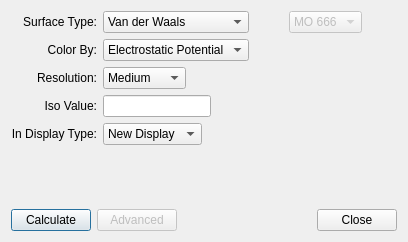
The window that libavogadro/src/extensions/surfacedialog.ui (cryos/avogadro) describes before a commit, drawn with Qt 5.
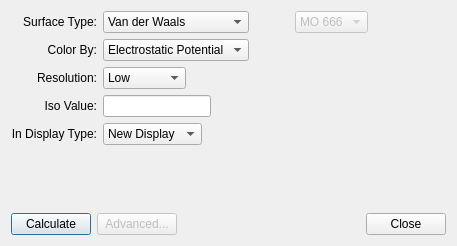
The same window after the commit.

Commit message: Added some translation context, particularly for surfacedialog.ui

What changed in the file:
```diff
--- a/libavogadro/src/extensions/surfacedialog.ui
+++ b/libavogadro/src/extensions/surfacedialog.ui
@@ -6,8 +6,8 @@
    <rect>
     <x>0</x>
     <y>0</y>
-    <width>408</width>
-    <height>242</height>
+    <width>457</width>
+    <height>246</height>
    </rect>
   </property>
   <property name="windowTitle">
@@ -155,7 +155,7 @@
        <item>
         <widget class="QComboBox" name="resolutionCombo">
          <property name="currentIndex">
-          <number>1</number>
+          <number>0</number>
          </property>
          <item>
           <property name="text">
@@ -299,7 +299,7 @@
         <bool>false</bool>
        </property>
        <property name="text">
-        <string>Advanced</string>
+        <string>Advanced...</string>
        </property>
       </widget>
      </item>
```
Left out of the diff: 11 changed lines with no effect on the pictures. The commit also changes 54 other files.
